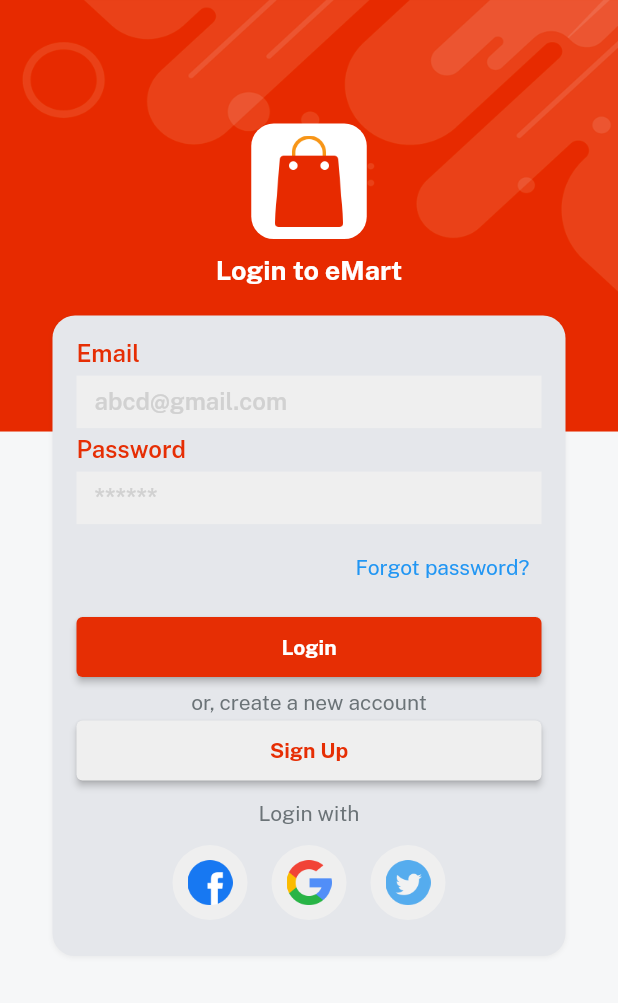
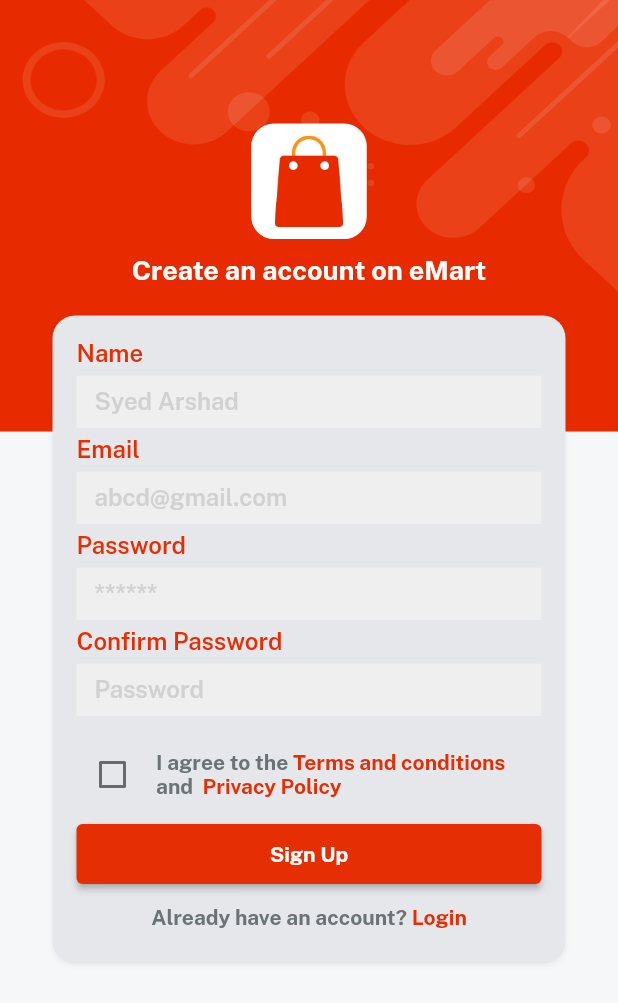
Before and after one commit to arshad-syed18/EasyMart, a Flutter app: the screen it shows after launch, after a tap on "Sign Up", on a phone screen of 412 x 824 dp. Shown: the top 1003 px of the screen. Run offline on Flutter 3.47's test engine with Material 2 defaults, Android fonts, the light colour scheme and no system bars; our stand-ins replace get, velocity_x.

Commit message:
Created SignUp screen

```diff
--- a/lib/consts/strings.dart
+++ b/lib/consts/strings.dart
@@ -6,7 +6,13 @@
 const password = "Password";
 const passwordHint = "******";
 const forgetPassword = "Forgot password?";
+const retypePassword = "Confirm Password";
+const name = "Name";
+const nameHint = "Syed Arshad";
 const login = "Login";
 const signup = 'Sign Up';
 const createNewAccount = "or, create a new account";
 const loginwith = 'Login with';
+const privacyPolicy = "Privacy Policy";
+const termsAndConditions = "Terms and conditions";
+const alreadyHaveAccount = "Already have an account? ";
--- a/lib/views/auth_screen/login_screen.dart
+++ b/lib/views/auth_screen/login_screen.dart
@@ -1,9 +1,11 @@
 import 'package:ecommerse_app/consts/consts.dart';
 import 'package:ecommerse_app/consts/lists.dart';
+import 'package:ecommerse_app/views/auth_screen/signup_screen.dart';
 import 'package:ecommerse_app/widgets_common/applogo_widget.dart';
 import 'package:ecommerse_app/widgets_common/bg_widget.dart';
 import 'package:ecommerse_app/widgets_common/custom_textfield.dart';
 import 'package:ecommerse_app/widgets_common/our_button.dart';
+import 'package:get/get.dart';
 
 class LoginScreen extends StatelessWidget {
   const LoginScreen({super.key});
@@ -47,10 +49,9 @@
                       color: lightGrey,
                       title: signup,
                       textColor: redColor,
-                          onPress: () {})
-                      .box
-                      .width(context.screenWidth - 50)
-                      .make(),
+                      onPress: () {
+                        Get.to(() => const SignUpScreen());
+                      }).box.width(context.screenWidth - 50).make(),
                   10.heightBox,
                   loginwith.text.color(fontGrey).make(),
                   5.heightBox,
@@ -68,7 +69,9 @@
                             width: 30,
                           ),
                         ),
-                              )))
+                      ),
+                    ),
+                  ),
                 ],
               )
                   .box
--- /dev/null
+++ b/lib/views/auth_screen/signup_screen.dart
@@ -0,0 +1,130 @@
+import 'package:ecommerse_app/consts/consts.dart';
+import 'package:ecommerse_app/consts/lists.dart';
+import 'package:ecommerse_app/widgets_common/applogo_widget.dart';
+import 'package:ecommerse_app/widgets_common/bg_widget.dart';
+import 'package:ecommerse_app/widgets_common/custom_textfield.dart';
+import 'package:ecommerse_app/widgets_common/our_button.dart';
+import 'package:get/get.dart';
+
+class SignUpScreen extends StatefulWidget {
+  const SignUpScreen({super.key});
+
+  @override
+  State<SignUpScreen> createState() => _SignUpScreenState();
+}
+
+class _SignUpScreenState extends State<SignUpScreen> {
+  @override
+  Widget build(BuildContext context) {
+    return bgWidget(
+      child: Scaffold(
+        resizeToAvoidBottomInset: false,
+        body: Center(
+          child: Column(
+            children: [
+              (context.screenHeight * 0.1).heightBox,
+              applogoWidget(),
+              10.heightBox,
+              "Create an account on $appname"
+                  .text
+                  .fontFamily(bold)
+                  .white
+                  .size(18)
+                  .make(),
+              20.heightBox,
+              Column(
+                children: [
+                  customTextField(title: name, hint: nameHint),
+                  customTextField(title: email, hint: emailHint),
+                  customTextField(title: password, hint: passwordHint),
+                  customTextField(title: retypePassword, hint: password),
+                  10.heightBox,
+                  Row(
+                    children: [
+                      Checkbox(
+                        checkColor: redColor,
+                        value: false,
+                        onChanged: (newValue) {},
+                      ),
+                      5.widthBox,
+                      Expanded(
+                        child: RichText(
+                          text: const TextSpan(
+                            children: [
+                              TextSpan(
+                                text: "I agree to the ",
+                                style: TextStyle(
+                                  fontFamily: bold,
+                                  color: fontGrey,
+                                ),
+                              ),
+                              TextSpan(
+                                text: termsAndConditions,
+                                style: TextStyle(
+                                  fontFamily: bold,
+                                  color: redColor,
+                                ),
+                              ),
+                              TextSpan(
+                                text: " and  ",
+                                style: TextStyle(
+                                  fontFamily: bold,
+                                  color: fontGrey,
+                                ),
+                              ),
+                              TextSpan(
+                                text: privacyPolicy,
+                                style: TextStyle(
+                                  fontFamily: bold,
+                                  color: redColor,
+                                ),
+                              ),
+                            ],
+                          ),
+                        ),
+                      ),
+                    ],
+                  ),
+                  5.heightBox,
+                  ourButton(
+                          color: redColor,
+                          title: signup,
+                          textColor: whiteColor,
+                          onPress: () {})
+                      .box
+                      .width(context.screenWidth - 50)
+                      .make(),
+                  10.heightBox,
+                  RichText(
+                    text: const TextSpan(
+                      children: [
+                        TextSpan(
+                          text: alreadyHaveAccount,
+                          style: TextStyle(fontFamily: bold, color: fontGrey),
+                        ),
+                        TextSpan(
+                          text: login,
+                          style: TextStyle(fontFamily: bold, color: redColor),
+                        ),
+                      ],
+                    ),
+                  ).onTap(() {
+                    Get.back();
+                  }),
+                  7.heightBox,
+                ],
+              )
+                  .box
+                  .gray200
+                  .rounded
+                  .padding(const EdgeInsets.all(16))
+                  .width(context.screenWidth - 70)
+                  .shadowSm
+                  .make(),
+            ],
+          ),
+        ),
+      ),
+    );
+  }
+}
--- a/lib/widgets_common/our_button.dart
+++ b/lib/widgets_common/our_button.dart
@@ -6,9 +6,7 @@
       backgroundColor: color,
       padding: const EdgeInsets.all(12),
     ),
-    onPressed: () {
-      onPress;
-    },
+    onPressed: onPress,
     child: title.toString().text.color(textColor).fontFamily(bold).make(),
   );
 }
```
Lines whose indentation alone changed are shown as unchanged.
